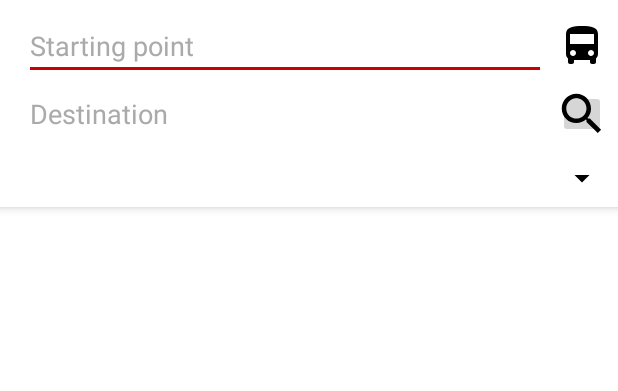
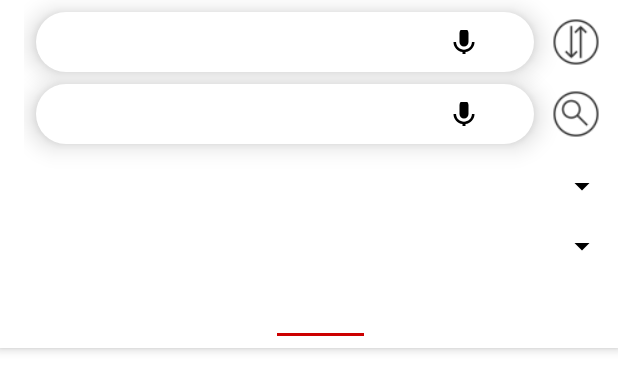
Before and after one commit to Anraza-Valtieri/ITP-Team-9-SmartandConnectedBusStops, an Android app: the layout navigate_toolbar.xml on its own in the app's theme, with its tools: preview values and no code run, on a phone screen of 412 x 824 dp. Shown: the top 391 px of the screen. Run offline under Robolectric (Android 15) with nearby library versions, the light colour scheme and no system bars.

Commit message:
Changed the navigation toolbar

```diff
--- /dev/null
+++ b/app/src/main/res/drawable/ic_voice_search_black_24dp.xml
@@ -0,0 +1,9 @@
+<vector xmlns:android="http://schemas.android.com/apk/res/android"
+        android:width="24dp"
+        android:height="24dp"
+        android:viewportWidth="24.0"
+        android:viewportHeight="24.0">
+    <path
+        android:fillColor="#FF000000"
+        android:pathData="M12,15c1.66,0 2.99,-1.34 2.99,-3L15,6c0,-1.66 -1.34,-3 -3,-3S9,4.34 9,6v6c0,1.66 1.34,3 3,3zM17.3,12c0,3 -2.54,5.1 -5.3,5.1S6.7,15 6.7,12L5,12c0,3.42 2.72,6.23 6,6.72L11,22h2v-3.28c3.28,-0.48 6,-3.3 6,-6.72h-1.7z"/>
+</vector>
--- a/app/src/main/res/layout/navigate_toolbar.xml
+++ b/app/src/main/res/layout/navigate_toolbar.xml
@@ -1,17 +1,17 @@
 <android.support.v7.widget.Toolbar xmlns:android="http://schemas.android.com/apk/res/android"
     xmlns:app="http://schemas.android.com/apk/res-auto"
     xmlns:tools="http://schemas.android.com/tools"
-    android:id="@+id/toolbar_navigate"
+    android:id="@+id/new_toolbar_navigate"
     android:layout_width="match_parent"
     android:layout_height="wrap_content"
     android:background="@color/text_shadow_white"
     android:elevation="4dp"
-    android:minHeight="138dp"
+    android:minHeight="200dp"
     android:theme="?attr/actionBarTheme">
 
     <LinearLayout
         android:layout_width="match_parent"
-        android:layout_height="138dp"
+        android:layout_height="wrap_content"
         android:gravity="top|bottom|center_vertical|center_horizontal"
         android:orientation="horizontal">
 
@@ -20,108 +20,210 @@
             android:layout_height="match_parent">
 
             <LinearLayout
+                android:id="@+id/relLayout1"
                 android:layout_width="0dp"
-                android:layout_height="0dp"
-                android:gravity="top|left"
-                android:orientation="vertical"
-                app:layout_constraintBottom_toBottomOf="parent"
-                app:layout_constraintEnd_toEndOf="parent"
+                android:layout_height="40dp"
+                android:layout_marginEnd="8dp"
+                android:layout_marginStart="8dp"
+                android:layout_marginTop="8dp"
+                android:background="@drawable/chip_shape"
+                android:backgroundTint="@android:color/white"
+                android:elevation="10dp"
+                android:orientation="horizontal"
+                app:layout_constraintEnd_toStartOf="@+id/optionButton"
                 app:layout_constraintStart_toStartOf="parent"
                 app:layout_constraintTop_toTopOf="parent">
-
-                <android.support.constraint.ConstraintLayout
-                    android:layout_width="match_parent"
-                    android:layout_height="match_parent">
 
                 <AutoCompleteTextView
                     android:id="@+id/textViewStartingPoint"
                     style="@android:style/Widget.Material.AutoCompleteTextView"
-                        android:layout_width="0dp"
-                        android:layout_height="wrap_content"
-                        android:layout_marginEnd="8dp"
-                        android:layout_marginTop="8dp"
-                        android:ellipsize="end"
-                        android:hint="@string/starting_point"
+                    android:layout_width="240dp"
+                    android:layout_height="match_parent"
+                    android:layout_marginLeft="10dp"
+                    android:background="@null"
                     android:imeOptions="actionNext"
-                        android:inputType="text|textPostalAddress"
-                        android:maxEms="15"
+                    android:inputType="text"
                     android:maxLines="1"
                     android:popupBackground="@android:color/white"
-                        android:singleLine="true"
-                        android:textColor="@android:color/black"
-                        android:textColorHint="@android:color/darker_gray"
-                        app:layout_constraintEnd_toStartOf="@+id/optionButton"
+                    android:textColor="#000"
+                    android:textSize="15sp" />
+
+                <!--<ImageButton
+                            android:id="@+id/imgBtnCancel"
+                            android:layout_width="30dp"
+                            android:layout_height="match_parent"
+                            android:background="@null"
+                            android:src="@drawable/ic_cancel" />-->
+
+                <ImageButton
+                    android:id="@+id/imgBtnStartVoiceSearch"
+                    android:layout_width="30dp"
+                    android:layout_height="match_parent"
+                    android:layout_marginLeft="8dp"
+                    android:layout_marginRight="8dp"
+                    android:background="@null"
+                    android:src="@drawable/ic_voice_search_black_24dp" />
+            </LinearLayout>
+
+            <LinearLayout
+                android:id="@+id/relLayout2"
+                android:layout_width="0dp"
+                android:layout_height="40dp"
+                android:layout_marginEnd="8dp"
+                android:layout_marginStart="8dp"
+                android:layout_marginTop="8dp"
+                android:background="@drawable/chip_shape"
+                android:backgroundTint="@android:color/white"
+                android:elevation="10dp"
+                android:orientation="horizontal"
+                app:layout_constraintEnd_toStartOf="@+id/searchButton"
+                app:layout_constraintHorizontal_bias="0.625"
                 app:layout_constraintStart_toStartOf="parent"
-                        app:layout_constraintTop_toTopOf="parent" />
+                app:layout_constraintTop_toBottomOf="@+id/relLayout1">
 
                 <AutoCompleteTextView
                     android:id="@+id/textViewDestination"
                     style="@android:style/Widget.Material.AutoCompleteTextView"
-                        android:layout_width="0dp"
-                        android:layout_height="wrap_content"
-                        android:layout_marginEnd="8dp"
-                        android:ellipsize="end"
-                        android:hint="@string/destination"
-                        android:imeOptions="actionSearch"
-                        android:inputType="text|textPostalAddress"
-                        android:maxEms="15"
+                    android:layout_width="240dp"
+                    android:layout_height="match_parent"
+                    android:layout_marginLeft="10dp"
+                    android:background="@null"
+                    android:hint="Enter your destionation..."
+                    android:imeOptions="actionNext"
+                    android:inputType="text"
                     android:maxLines="1"
                     android:popupBackground="@android:color/white"
-                        android:singleLine="true"
-                        android:textColor="@android:color/black"
-                        android:textColorHint="@android:color/darker_gray"
-                        app:layout_constraintEnd_toStartOf="@+id/searchButton"
-                        app:layout_constraintStart_toStartOf="parent"
-                        app:layout_constraintTop_toBottomOf="@+id/textViewStartingPoint" />
+                    android:textColor="#000"
+                    android:textSize="15sp" />
+
+                <!--<ImageButton
+                            android:id="@+id/imgBtnCancel"
+                            android:layout_width="30dp"
+                            android:layout_height="match_parent"
+                            android:background="@null"
+                            android:src="@drawable/ic_cancel" />-->
+
+                <ImageButton
+                    android:id="@+id/imgBtnDestVoiceSearch"
+                    android:layout_width="30dp"
+                    android:layout_height="match_parent"
+                    android:layout_marginLeft="8dp"
+                    android:layout_marginRight="8dp"
+                    android:background="@null"
+                    android:src="@drawable/ic_voice_search_black_24dp" />
+            </LinearLayout>
 
             <ImageButton
                 android:id="@+id/optionButton"
-                        android:layout_width="32dp"
-                        android:layout_height="32dp"
+                android:layout_width="40dp"
+                android:layout_height="40dp"
                 android:layout_marginBottom="8dp"
                 android:layout_marginEnd="8dp"
-                        android:layout_marginTop="8dp"
                 android:layout_weight="1"
-                        android:background="@drawable/ic_directions_bus_black_24dp"
+                android:background="@drawable/ic_switch"
                 android:gravity="center_vertical|center_horizontal"
-                        app:layout_constraintBottom_toBottomOf="@+id/textViewStartingPoint"
+                app:layout_constraintBottom_toTopOf="@+id/relLayout2"
                 app:layout_constraintEnd_toEndOf="parent"
-                        app:layout_constraintTop_toTopOf="@+id/textViewStartingPoint" />
+                app:layout_constraintTop_toTopOf="@+id/relLayout1" />
 
             <ImageButton
                 android:id="@+id/searchButton"
-                        android:layout_width="32dp"
-                        android:layout_height="32dp"
-                        android:layout_marginBottom="8dp"
+                android:layout_width="40dp"
+                android:layout_height="40dp"
                 android:layout_marginEnd="8dp"
+                android:layout_weight="1"
+                android:background="@drawable/ic_route_search"
+                android:gravity="center_vertical|center_horizontal"
+                app:layout_constraintBottom_toBottomOf="@+id/relLayout2"
+                app:layout_constraintEnd_toEndOf="parent"
+                app:layout_constraintTop_toTopOf="@+id/relLayout2" />
+
+            <LinearLayout
+                android:id="@+id/relLayout3"
+                android:layout_width="match_parent"
+                android:layout_height="40dp"
                 android:layout_marginTop="8dp"
-                        android:layout_weight="1"
-                        android:backgroundTint="@color/fui_transparent"
-                        android:gravity="top"
-                        android:visibility="visible"
-                        app:layout_constraintBottom_toBottomOf="@+id/textViewDestination"
-                        app:layout_constraintEnd_toEndOf="parent"
-                        app:layout_constraintTop_toTopOf="@+id/textViewDestination"
-                        app:srcCompat="@drawable/ic_search" />
+                android:orientation="horizontal"
+                app:layout_constraintTop_toBottomOf="@+id/relLayout2">
+
+
+                <TextView
+                    android:id="@+id/tvDisplayFares"
+                    android:layout_width="wrap_content"
+                    android:layout_height="wrap_content"
+                    android:layout_marginLeft="16dp"
+                    android:layout_marginTop="8dp"
+                    android:text="@string/displayfares"
+                    android:visibility="visible" />
 
                 <Spinner
                     android:id="@+id/fare_type_spinner"
-                        android:layout_width="0dp"
+                    android:layout_width="match_parent"
                     android:layout_height="wrap_content"
                     android:layout_marginBottom="8dp"
+                    android:layout_marginLeft="8dp"
                     android:layout_marginTop="8dp"
                     android:minHeight="32dp"
                     android:popupTheme="@style/AppTheme"
-                        android:theme="@style/AppTheme"
+                    android:theme="@style/AppTheme" />
+
+            </LinearLayout>
+
+            <LinearLayout
+                android:id="@+id/relLayout4"
+                android:layout_width="match_parent"
+                android:layout_height="40dp"
+                android:orientation="horizontal"
+                app:layout_constraintEnd_toEndOf="parent"
+                app:layout_constraintHorizontal_bias="0.625"
+                app:layout_constraintStart_toStartOf="parent"
+                app:layout_constraintTop_toBottomOf="@+id/relLayout3">
+
+
+                <TextView
+                    android:id="@+id/tvSortBy"
+                    android:layout_width="wrap_content"
+                    android:layout_height="wrap_content"
+                    android:layout_marginLeft="16dp"
+                    android:layout_marginTop="8dp"
+                    android:text="@string/sortby"
+                    android:visibility="visible" />
+
+                <Spinner
+                    android:id="@+id/sort_by_spinner"
+                    android:layout_width="match_parent"
+                    android:layout_height="wrap_content"
+                    android:layout_marginBottom="8dp"
+                    android:layout_marginLeft="8dp"
+                    android:layout_marginTop="8dp"
+                    android:minHeight="32dp"
+                    android:popupTheme="@style/AppTheme"
+                    android:theme="@style/AppTheme" />
+
+            </LinearLayout>
+
+            <android.support.design.widget.TabLayout
+                android:id="@+id/tabLayout"
+                android:layout_width="match_parent"
+                android:layout_height="40dp"
+                android:layout_marginBottom="8dp"
+                android:layout_marginEnd="8dp"
+                android:layout_marginStart="8dp"
                 app:layout_constraintBottom_toBottomOf="parent"
                 app:layout_constraintEnd_toEndOf="parent"
                 app:layout_constraintStart_toStartOf="parent"
-                        app:layout_constraintTop_toBottomOf="@+id/textViewDestination" />
+                app:layout_constraintTop_toBottomOf="@+id/relLayout4">
+
+                <android.support.design.widget.TabItem
+                    android:id="@+id/tabItem"
+                    android:layout_width="200dp"
+                    android:layout_height="match_parent"
+                    android:text="Tab2"
+                    android:visibility="visible" />
+            </android.support.design.widget.TabLayout>
+
         </android.support.constraint.ConstraintLayout>
 
     </LinearLayout>
 
-        </android.support.constraint.ConstraintLayout>
-
-    </LinearLayout>
 </android.support.v7.widget.Toolbar>
--- a/app/src/main/res/values/strings.xml
+++ b/app/src/main/res/values/strings.xml
@@ -56,6 +56,9 @@
     <string name="uvIndex">UV Index</string>
     <string name="language">Language Preferences</string>
     <string name="about">About</string>
+
+    <string name="displayfares">Displaying Fares for:</string>
+    <string name="sortby">Sort By:</string>
 
     <string name="AngMoKio">Ang Mo Kio</string>
     <string name="Bedok">Bedok</string>
```
Also changed, not shown: app/src/main/res/drawable-hdpi/ic_route_search.png (added), app/src/main/res/drawable-hdpi/ic_switch.png (added), app/src/main/res/drawable-mdpi/ic_route_search.png (added), app/src/main/res/drawable-mdpi/ic_switch.png (added), app/src/main/res/drawable-xhdpi/ic_route_search.png (added), app/src/main/res/drawable-xhdpi/ic_switch.png (added), app/src/main/res/drawable-xxhdpi/ic_route_search.png (added), app/src/main/res/drawable-xxhdpi/ic_switch.png (added). Lines whose indentation alone changed are shown as unchanged.
